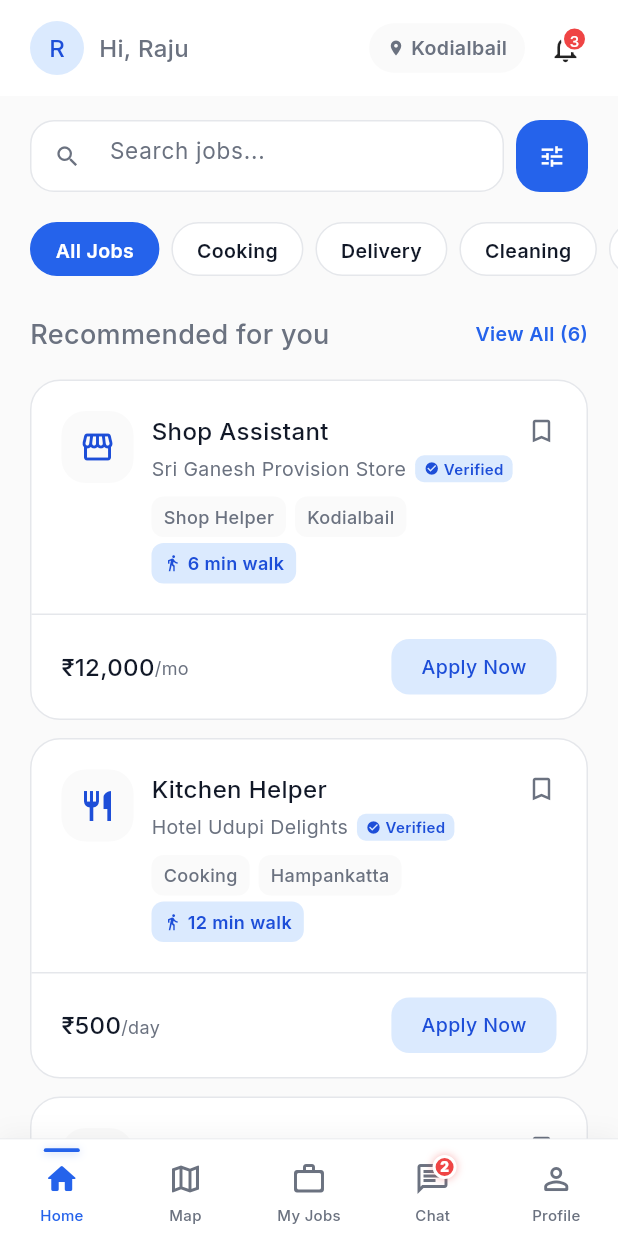
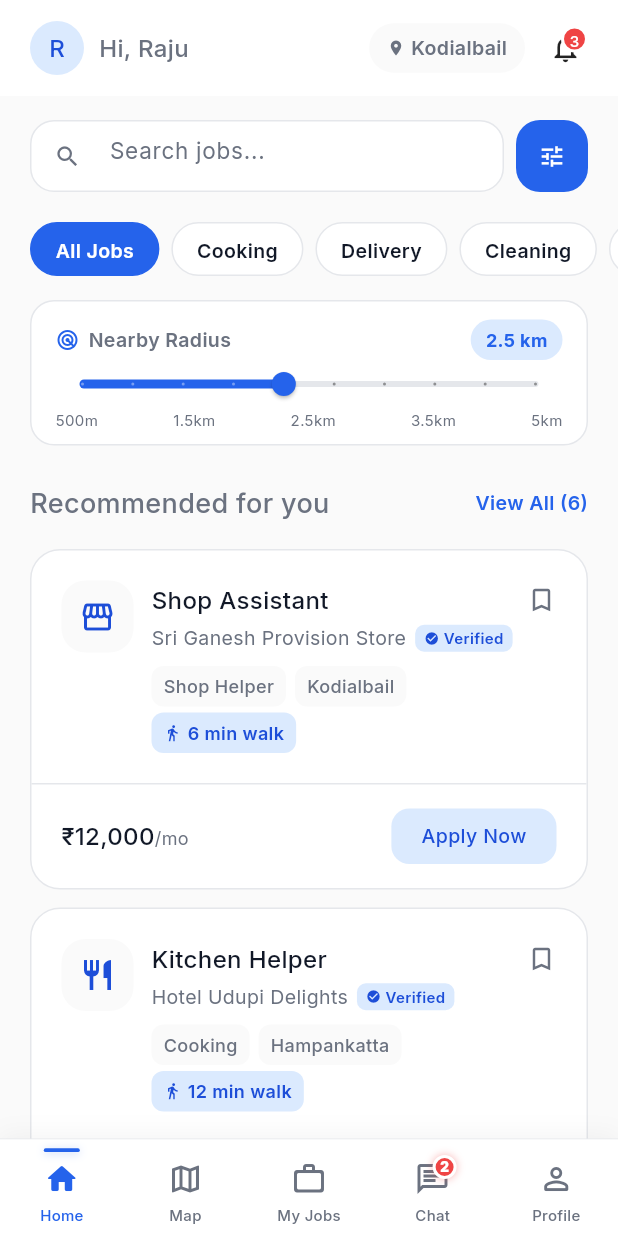
Before and after one commit to SyedMsidsm/Xypheria-Membrane-EmployeMe, a Flutter app: the JobFeed screen opened by its route, on a phone screen of 412 x 824 dp. Run offline on Flutter 3.47's test engine with Material 3 defaults, Android fonts, the phone set to English and light mode, and no system bars; our stand-ins replace flutter_map, geolocator, google_fonts, image_picker, latlong2, percent_indicator and 1 more; accounts and stored records are empty.

Commit message:
Add radius slider to worker-home: filter jobs by 500m increments

```diff
--- a/employme_flutter/lib/screens/worker/job_feed.dart
+++ b/employme_flutter/lib/screens/worker/job_feed.dart
@@ -15,6 +15,7 @@ class _JobFeedState extends State<JobFeed> {
   final _searchController = TextEditingController();
   String _activeCategoryKey = 'all_jobs_cat';
   bool _showOnlyUrgent = false;
+  double _radiusKm = 2.5; // default 2.5 km = 2500m
 
   @override
   void initState() {
@@ -57,6 +58,21 @@ class _JobFeedState extends State<JobFeed> {
         (j['type'] as String).toLowerCase().contains(q)
       ).toList();
     }
+    // Filter by radius — parse distance string like '6 min walk' / '1.2 km'
+    jobs = jobs.where((j) {
+      final distStr = (j['distance'] as String? ?? '').toLowerCase();
+      // Estimate: 1 min walk ≈ 80m
+      if (distStr.contains('min walk')) {
+        final mins = double.tryParse(distStr.split(' ')[0]) ?? 99;
+        final estimatedKm = mins * 80 / 1000;
+        return estimatedKm <= _radiusKm;
+      } else if (distStr.contains('km')) {
+        final km = double.tryParse(distStr.split(' ')[0]) ?? 99;
+        return km <= _radiusKm;
+      }
+      return true; // show if distance unknown
+    }).toList();
+
     return jobs;
   }
 
@@ -77,6 +93,7 @@ class _JobFeedState extends State<JobFeed> {
                 _searchBar(state),
                 _urgentBanner(state),
                 _categories(context, state),
+                _radiusSlider(state),
                 _sectionHeader(state, filteredJobs.length),
                 ...filteredJobs.map((j) => Padding(
                   padding: const EdgeInsets.fromLTRB(20, 0, 20, 12),
@@ -282,6 +299,71 @@ class _JobFeedState extends State<JobFeed> {
     );
   }
 
+  Widget _radiusSlider(AppState state) {
+    final int radiusM = (_radiusKm * 1000).round();
+    final String label = radiusM >= 1000
+        ? '${(radiusM / 1000).toStringAsFixed(1)} km'
+        : '${radiusM}m';
+
+    return Padding(
+      padding: const EdgeInsets.fromLTRB(20, 16, 20, 0),
+      child: Container(
+        padding: const EdgeInsets.fromLTRB(16, 12, 16, 8),
+        decoration: BoxDecoration(
+          color: AppColors.card,
+          borderRadius: BorderRadius.circular(16),
+          border: Border.all(color: AppColors.border),
+          boxShadow: AppShadows.soft,
+        ),
+        child: Column(crossAxisAlignment: CrossAxisAlignment.start, children: [
+          Row(mainAxisAlignment: MainAxisAlignment.spaceBetween, children: [
+            Row(children: [
+              const Icon(Icons.radar, size: 16, color: AppColors.primary),
+              const SizedBox(width: 6),
+              const Text('Nearby Radius', style: TextStyle(fontSize: 13, fontWeight: FontWeight.w600)),
+            ]),
+            Container(
+              padding: const EdgeInsets.symmetric(horizontal: 10, vertical: 4),
+              decoration: BoxDecoration(
+                color: AppColors.primaryLight,
+                borderRadius: BorderRadius.circular(20),
+              ),
+              child: Text(label, style: const TextStyle(fontSize: 12, fontWeight: FontWeight.w700, color: AppColors.primary)),
+            ),
+          ]),
+          SliderTheme(
+            data: SliderTheme.of(context).copyWith(
+              trackHeight: 4,
+              thumbShape: const RoundSliderThumbShape(enabledThumbRadius: 8),
+              overlayShape: const RoundSliderOverlayShape(overlayRadius: 16),
+              activeTrackColor: AppColors.primary,
+              inactiveTrackColor: AppColors.border,
+              thumbColor: AppColors.primary,
+              overlayColor: AppColors.primary.withOpacity(0.15),
+            ),
+            child: Slider(
+              min: 0.5,
+              max: 5.0,
+              divisions: 9, // steps: 0.5, 1.0, 1.5 ... 5.0 (each = 500m)
+              value: _radiusKm,
+              onChanged: (v) => setState(() => _radiusKm = v),
+            ),
+          ),
+          Row(
+            mainAxisAlignment: MainAxisAlignment.spaceBetween,
+            children: const [
+              Text('500m', style: TextStyle(fontSize: 10, color: AppColors.caption)),
+              Text('1.5km', style: TextStyle(fontSize: 10, color: AppColors.caption)),
+              Text('2.5km', style: TextStyle(fontSize: 10, color: AppColors.caption)),
+              Text('3.5km', style: TextStyle(fontSize: 10, color: AppColors.caption)),
+              Text('5km', style: TextStyle(fontSize: 10, color: AppColors.caption)),
+            ],
+          ),
+        ]),
+      ),
+    );
+  }
+
   Widget _sectionHeader(AppState state, int count) => Padding(
     padding: const EdgeInsets.fromLTRB(20, 24, 20, 16),
     child: Row(mainAxisAlignment: MainAxisAlignment.spaceBetween, children: [
```
